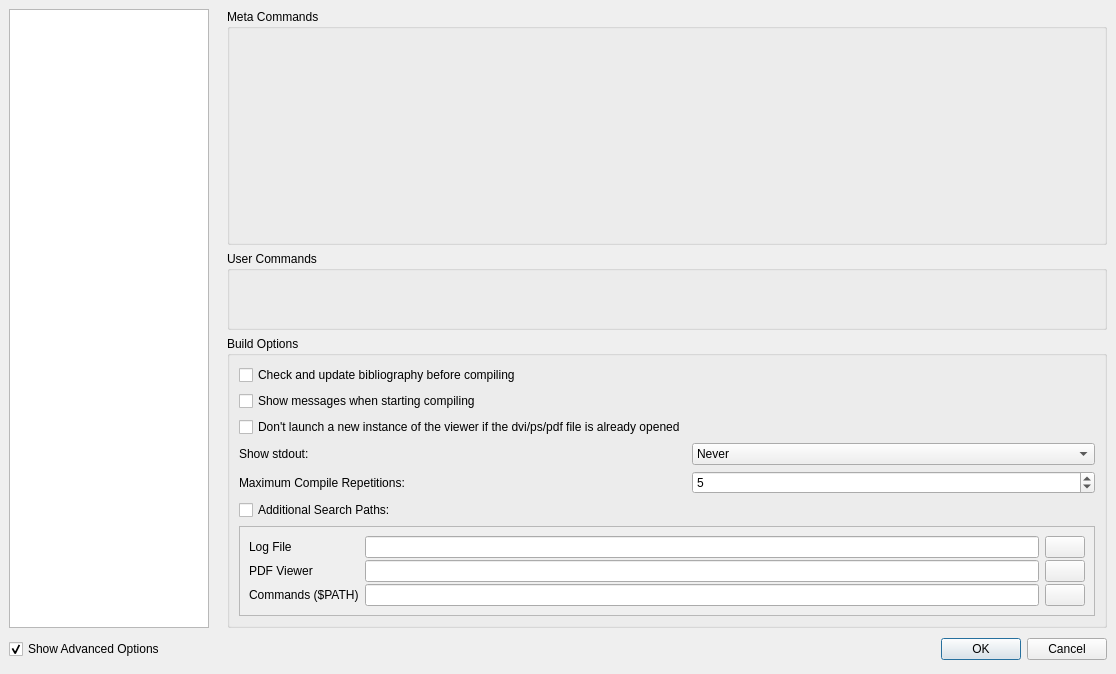
Qt form configdialog.ui (texstudio-org/texstudio) before a commit.
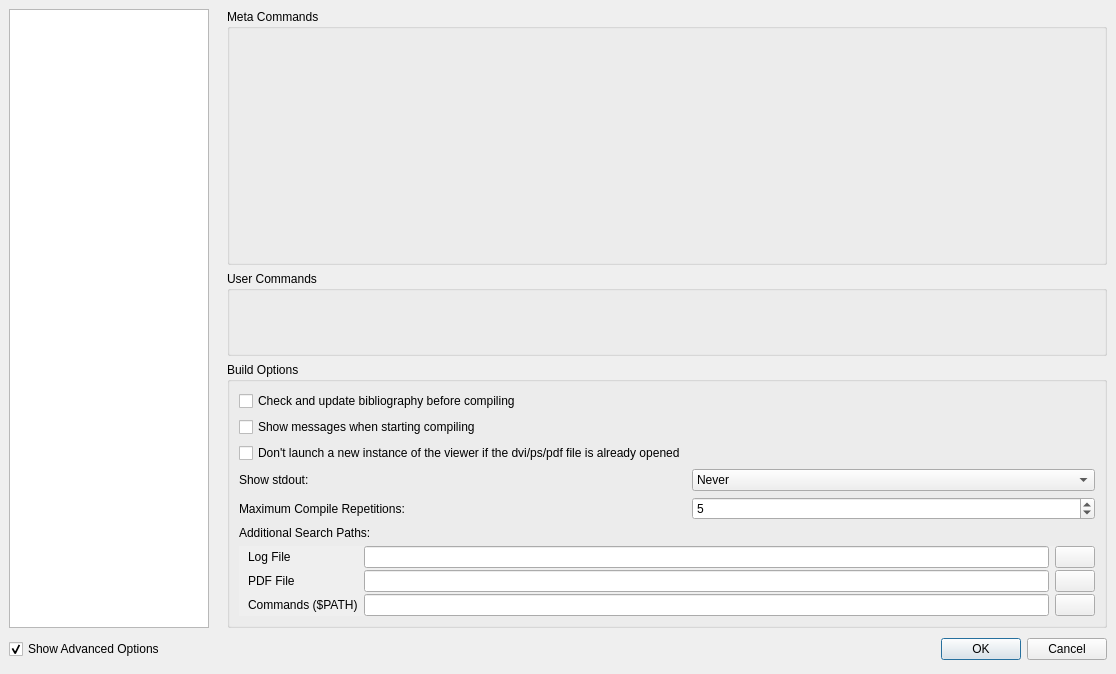
The same form after that commit. The open tabs and pages were chosen to show the change. Icons and pictures are not drawn.

Commit message: Remove "Additional Search Paths" Checkbox (irritating, because it switches visibility and not functionality)

Patch:
```diff
--- a/configdialog.ui
+++ b/configdialog.ui
@@ -782,15 +782,11 @@
             </property>
            </widget>
           </item>
-          <item row="5" column="0" colspan="2">
-           <widget class="QCheckBox" name="checkBox">
-            <property name="text">
-             <string>Additional Search Paths:</string>
-            </property>
-           </widget>
-          </item>
           <item row="6" column="0" colspan="2">
            <widget class="QScrollArea" name="scrollAreaPaths">
+            <property name="frameShape">
+             <enum>QFrame::NoFrame</enum>
+            </property>
             <property name="widgetResizable">
              <bool>true</bool>
             </property>
@@ -799,11 +795,23 @@
               <rect>
                <x>0</x>
                <y>0</y>
-               <width>202</width>
+               <width>860</width>
                <height>94</height>
               </rect>
              </property>
              <layout class="QGridLayout" name="gridLayout_1">
+              <property name="leftMargin">
+               <number>9</number>
+              </property>
+              <property name="topMargin">
+               <number>0</number>
+              </property>
+              <property name="rightMargin">
+               <number>0</number>
+              </property>
+              <property name="bottomMargin">
+               <number>0</number>
+              </property>
               <property name="verticalSpacing">
                <number>2</number>
               </property>
@@ -840,7 +848,7 @@
               <item row="1" column="0">
                <widget class="QLabel" name="label_58">
                 <property name="text">
-                 <string>PDF Viewer</string>
+                 <string>PDF File</string>
                 </property>
                </widget>
               </item>
@@ -892,6 +900,13 @@
             </widget>
            </widget>
           </item>
+          <item row="5" column="0" colspan="2">
+           <widget class="QLabel" name="label_68">
+            <property name="text">
+             <string>Additional Search Paths:</string>
+            </property>
+           </widget>
+          </item>
          </layout>
         </widget>
        </item>
```
Left out of the diff: 61 changed lines with no effect on the pictures. The commit also changes 1 other file.
